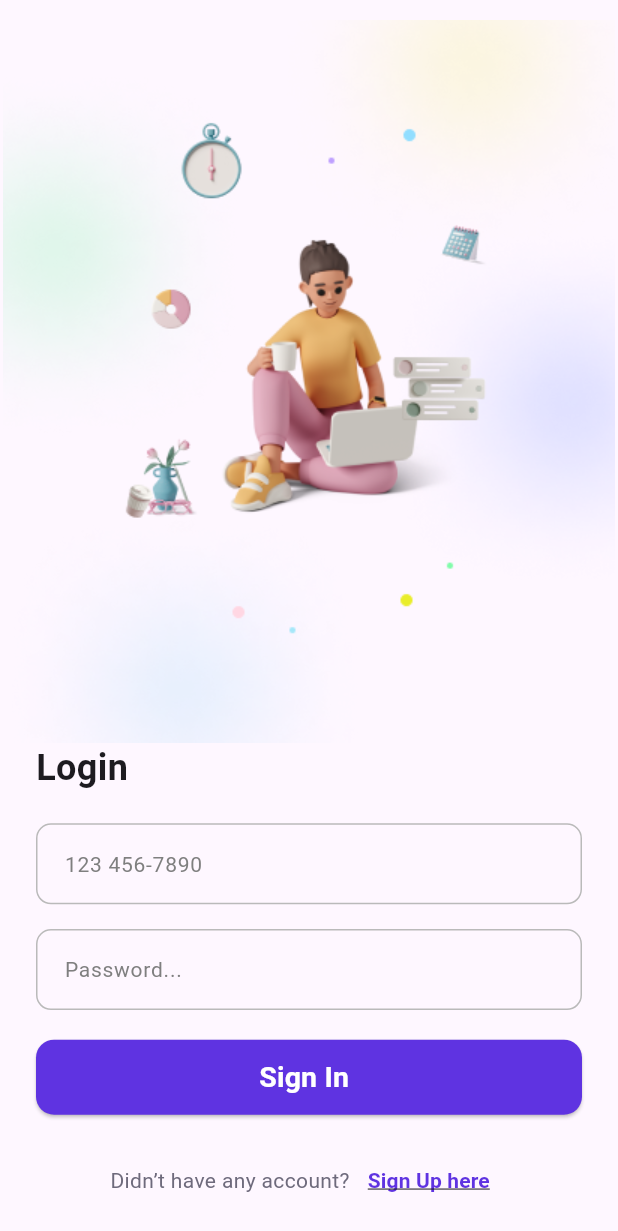
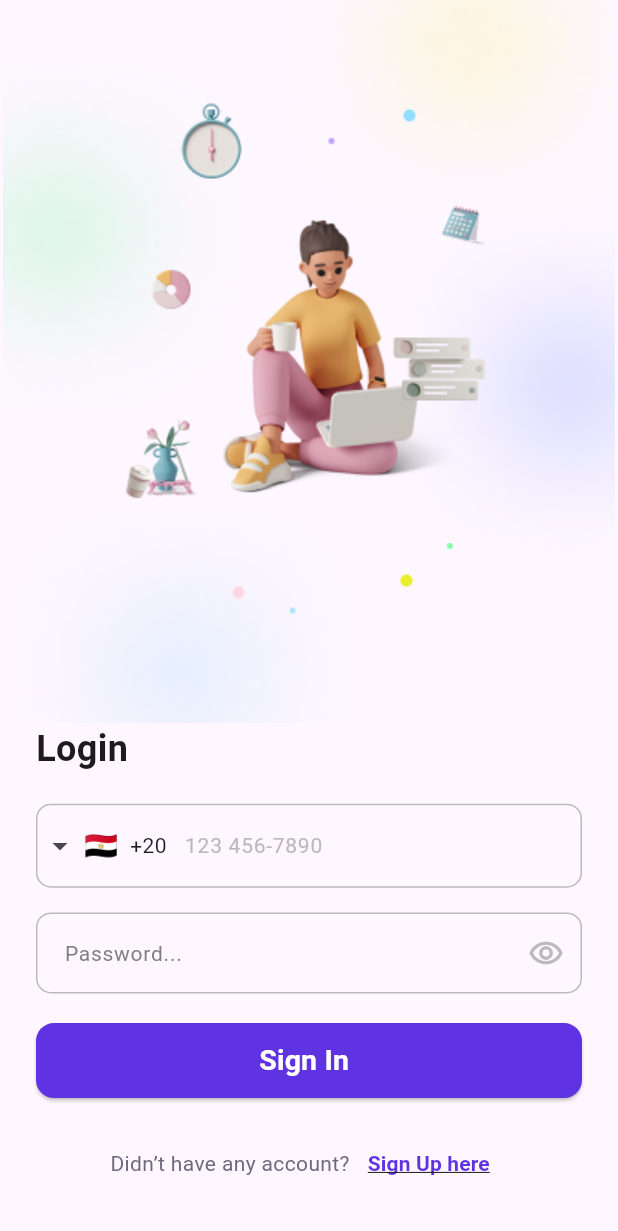
Before and after one commit to mazenanter/tasky, a Flutter app: the LoginView screen opened by its route, on a phone screen of 412 x 824 dp. Shown: the top 1231 px of the screen. Run offline on Flutter 3.47's test engine with Material 3 defaults, Android fonts, the phone set to English and light mode, and no system bars; drawn by our look-alikes of intl_phone_field; our stand-ins replace bloc, conditional_builder_null_safety, dartz, dio, dropdown_textfield, flutter_bloc and 2 more.

Commit message:
finish login logic

```diff
--- a/lib/features/auth/data/repos/register_repo.dart
+++ b/lib/features/auth/data/repos/repo.dart
@@ -6,3 +6,10 @@ import 'package:tasky/features/auth/data/models/register_model.dart';
 abstract class RegisterRepo {
   Future<Either<Failure, AuthModel>> regitser(RegisterModel registerModel);
 }
+
+abstract class LoginRepo {
+  Future<Either<Failure, AuthModel>> login({
+    required String phone,
+    required String password,
+  });
+}
--- /dev/null
+++ b/lib/features/auth/presentation/manager/login_cubit/login_cubit.dart
@@ -0,0 +1,32 @@
+import 'package:bloc/bloc.dart';
+import 'package:flutter/material.dart';
+import 'package:tasky/features/auth/data/models/auth_model.dart';
+import 'package:tasky/features/auth/data/repos/repo.dart';
+
+part 'login_state.dart';
+
+class LoginCubit extends Cubit<LoginState> {
+  LoginCubit(this.loginRepo) : super(LoginInitial());
+  final LoginRepo loginRepo;
+  TextEditingController phoneController = TextEditingController();
+  TextEditingController passwordController = TextEditingController();
+  GlobalKey<FormState> formKey = GlobalKey();
+  bool isShow = true;
+  Future<void> lgoinUser(
+      {required String phone, required String password}) async {
+    emit(LoginLoading());
+    var res = await loginRepo.login(
+      password: password,
+      phone: phone,
+    );
+    return res.fold(
+      (fail) => emit(LoginError(fail.errMsg)),
+      (success) => emit(LoginSuccess(success)),
+    );
+  }
+
+  void visibility() {
+    isShow = !isShow;
+    emit(ChangeVisibility());
+  }
+}
--- /dev/null
+++ b/lib/features/auth/presentation/manager/login_cubit/login_state.dart
@@ -0,0 +1,22 @@
+part of 'login_cubit.dart';
+
+@immutable
+sealed class LoginState {}
+
+final class LoginInitial extends LoginState {}
+
+final class LoginLoading extends LoginState {}
+
+final class ChangeVisibility extends LoginState {}
+
+final class LoginSuccess extends LoginState {
+  final AuthModel authModel;
+
+  LoginSuccess(this.authModel);
+}
+
+final class LoginError extends LoginState {
+  final String errMsg;
+
+  LoginError(this.errMsg);
+}
--- a/lib/features/auth/presentation/manager/regitser_cubit/register_cubit.dart
+++ b/lib/features/auth/presentation/manager/regitser_cubit/register_cubit.dart
@@ -3,7 +3,7 @@ import 'package:dropdown_textfield/dropdown_textfield.dart';
 import 'package:flutter/material.dart';
 import 'package:tasky/features/auth/data/models/auth_model.dart';
 import 'package:tasky/features/auth/data/models/register_model.dart';
-import 'package:tasky/features/auth/data/repos/register_repo.dart';
+import 'package:tasky/features/auth/data/repos/repo.dart';
 
 part 'register_state.dart';
 
--- a/lib/features/auth/presentation/views/widgets/bottom_login_body.dart
+++ b/lib/features/auth/presentation/views/widgets/bottom_login_body.dart
@@ -1,10 +1,20 @@
+import 'package:conditional_builder_null_safety/conditional_builder_null_safety.dart';
+import 'package:dio/dio.dart';
 import 'package:flutter/material.dart';
+import 'package:flutter_bloc/flutter_bloc.dart';
 import 'package:go_router/go_router.dart';
+import 'package:tasky/core/func/valid_inputs.dart';
+import 'package:tasky/core/services/api_service.dart';
 import 'package:tasky/core/utils/app_routes.dart';
 import 'package:tasky/core/utils/app_text_styles.dart';
 import 'package:tasky/core/widgets/custom_button.dart';
+import 'package:tasky/core/widgets/custom_indicator.dart';
+import 'package:tasky/core/widgets/snack_bar.dart';
+import 'package:tasky/features/auth/data/repos/repo_impl.dart';
+import 'package:tasky/features/auth/presentation/manager/login_cubit/login_cubit.dart';
 import 'package:tasky/features/auth/presentation/views/widgets/custom_text_button_auth.dart';
 import 'package:tasky/features/auth/presentation/views/widgets/custom_text_form_field.dart';
+import 'package:tasky/features/auth/presentation/views/widgets/phone_text_field.dart';
 
 class BottomLoginBody extends StatelessWidget {
   const BottomLoginBody({
@@ -16,7 +26,28 @@ class BottomLoginBody extends StatelessWidget {
 
   @override
   Widget build(BuildContext context) {
-    return Column(
+    return BlocProvider(
+      create: (context) => LoginCubit(LoginRepoImpl(ApiService(Dio()))),
+      child: BlocConsumer<LoginCubit, LoginState>(
+        listener: (context, state) {
+          if (state is LoginSuccess) {
+            successSnackbar(
+              context,
+              'login successfully',
+            );
+            context.go(AppRoutes.kHomeView);
+          } else if (state is LoginError) {
+            errorSnackBar(
+              context,
+              state.errMsg,
+            );
+          }
+        },
+        builder: (context, state) {
+          var controller = context.read<LoginCubit>();
+          return Form(
+            key: controller.formKey,
+            child: Column(
               crossAxisAlignment: CrossAxisAlignment.start,
               children: [
                 const Text(
@@ -26,26 +57,44 @@ class BottomLoginBody extends StatelessWidget {
                 SizedBox(
                   height: height * 0.024,
                 ),
-        CustomTextFormField(
-          controller: TextEditingController(),
-          hintText: '123 456-7890',
+                PhoneTextFeild(
+                  controller: controller.phoneController,
                 ),
                 SizedBox(
                   height: height * 0.020,
                 ),
                 CustomTextFormField(
-          controller: TextEditingController(),
+                  secureText: controller.isShow,
+                  onPressedIcon: () {
+                    controller.visibility();
+                  },
+                  icon: controller.isShow
+                      ? Icons.remove_red_eye_outlined
+                      : Icons.visibility_off_outlined,
+                  validator: (value) {
+                    return validInput(value, 6, 'password', context);
+                  },
+                  controller: controller.passwordController,
                   hintText: 'Password...',
                 ),
                 SizedBox(
                   height: height * 0.024,
                 ),
-        CustomButton(
+                ConditionalBuilder(
+                  condition: state is LoginLoading,
+                  builder: (context) => const CustomIndicator(),
+                  fallback: (context) => CustomButton(
                     buttonText: 'Sign In',
                     height: height,
                     onPressed: () {
-            context.go(AppRoutes.kHomeView);
+                      if (controller.formKey.currentState!.validate()) {
+                        controller.lgoinUser(
+                          phone: controller.phoneController.text,
+                          password: controller.passwordController.text,
+                        );
+                      }
                     },
+                  ),
                 ),
                 SizedBox(
                   height: height * 0.024,
@@ -56,6 +105,10 @@ class BottomLoginBody extends StatelessWidget {
                   },
                 ),
               ],
+            ),
+          );
+        },
+      ),
     );
   }
 }
--- a/lib/features/auth/presentation/views/widgets/custom_text_form_field.dart
+++ b/lib/features/auth/presentation/views/widgets/custom_text_form_field.dart
@@ -20,6 +20,9 @@ class CustomTextFormField extends StatelessWidget {
   @override
   Widget build(BuildContext context) {
     return TextFormField(
+      onTapOutside: (event) {
+        FocusScope.of(context).unfocus();
+      },
       validator: validator,
       obscureText: secureText,
       controller: controller,
--- a/lib/features/auth/presentation/views/widgets/login_view_body.dart
+++ b/lib/features/auth/presentation/views/widgets/login_view_body.dart
@@ -8,7 +8,8 @@ class LoginViewBody extends StatelessWidget {
   @override
   Widget build(BuildContext context) {
     double height = MediaQuery.sizeOf(context).height;
-    return Column(
+    return SingleChildScrollView(
+      child: Column(
         mainAxisAlignment: MainAxisAlignment.center,
         children: [
           const CustomArtImage(),
@@ -17,6 +18,7 @@ class LoginViewBody extends StatelessWidget {
             child: BottomLoginBody(height: height),
           ),
         ],
+      ),
     );
   }
 }
```
Also changed, not shown: lib/core/widgets/custom_indicator.dart (added, +17 -0 lines), lib/features/auth/data/repos/repo_impl.dart (+27 -1 lines), lib/features/auth/presentation/views/widgets/register_view_body.dart (+2 -6 lines). Lines whose indentation alone changed are shown as unchanged.
